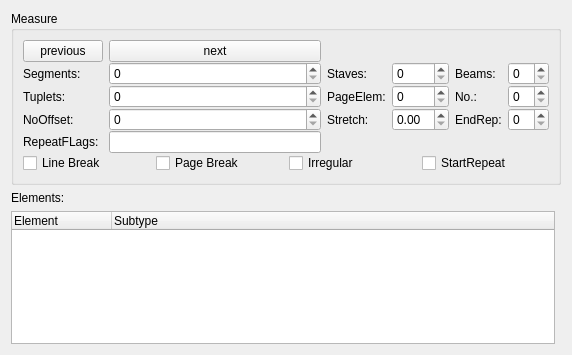
The window that mscore/mscore/measure.ui (musescore/musescore-old) describes before a commit, drawn with Qt 5.
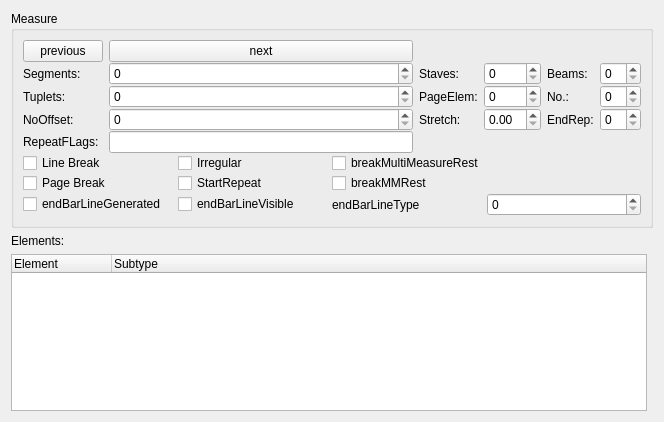
The same window after the commit.

```diff
--- a/mscore/mscore/measure.ui
+++ b/mscore/mscore/measure.ui
@@ -6,8 +6,8 @@
    <rect>
     <x>0</x>
     <y>0</y>
-    <width>572</width>
-    <height>355</height>
+    <width>664</width>
+    <height>422</height>
    </rect>
   </property>
   <property name="windowTitle">
@@ -33,41 +33,76 @@
        <number>9</number>
       </property>
       <item row="5" column="0" colspan="6">
-       <layout class="QHBoxLayout">
-        <property name="spacing">
-         <number>6</number>
-        </property>
+       <layout class="QGridLayout" name="gridLayout">
         <property name="margin">
          <number>0</number>
         </property>
-        <item>
+        <item row="0" column="0">
          <widget class="QCheckBox" name="lineBreak">
           <property name="text">
            <string>Line Break</string>
           </property>
          </widget>
         </item>
-        <item>
-         <widget class="QCheckBox" name="pageBreak">
-          <property name="text">
-           <string>Page Break</string>
-          </property>
-         </widget>
-        </item>
-        <item>
+        <item row="0" column="1">
          <widget class="QCheckBox" name="irregular">
           <property name="text">
            <string>Irregular</string>
           </property>
          </widget>
         </item>
-        <item>
+        <item row="1" column="0">
+         <widget class="QCheckBox" name="pageBreak">
+          <property name="text">
+           <string notr="true">Page Break</string>
+          </property>
+         </widget>
+        </item>
+        <item row="1" column="1">
          <widget class="QCheckBox" name="startRepeat">
           <property name="text">
            <string>StartRepeat</string>
           </property>
          </widget>
         </item>
+        <item row="0" column="2" colspan="2">
+         <widget class="QCheckBox" name="breakMultiMeasureRest">
+          <property name="text">
+           <string>breakMultiMeasureRest</string>
+          </property>
+         </widget>
+        </item>
+        <item row="1" column="2" colspan="2">
+         <widget class="QCheckBox" name="breakMMRest">
+          <property name="text">
+           <string notr="true">breakMMRest</string>
+          </property>
+         </widget>
+        </item>
+        <item row="2" column="0">
+         <widget class="QCheckBox" name="endBarLineGenerated">
+          <property name="text">
+           <string notr="true">endBarLineGenerated</string>
+          </property>
+         </widget>
+        </item>
+        <item row="2" column="1">
+         <widget class="QCheckBox" name="endBarLineVisible">
+          <property name="text">
+           <string notr="true">endBarLineVisible</string>
+          </property>
+         </widget>
+        </item>
+        <item row="2" column="2">
+         <widget class="QLabel" name="label_10">
+          <property name="text">
+           <string notr="true">endBarLineType</string>
+          </property>
+         </widget>
+        </item>
+        <item row="2" column="3">
+         <widget class="QSpinBox" name="endBarLineType"/>
+        </item>
        </layout>
       </item>
       <item row="2" column="5">
```
Left out of the diff: 41 changed lines with no effect on the pictures.
